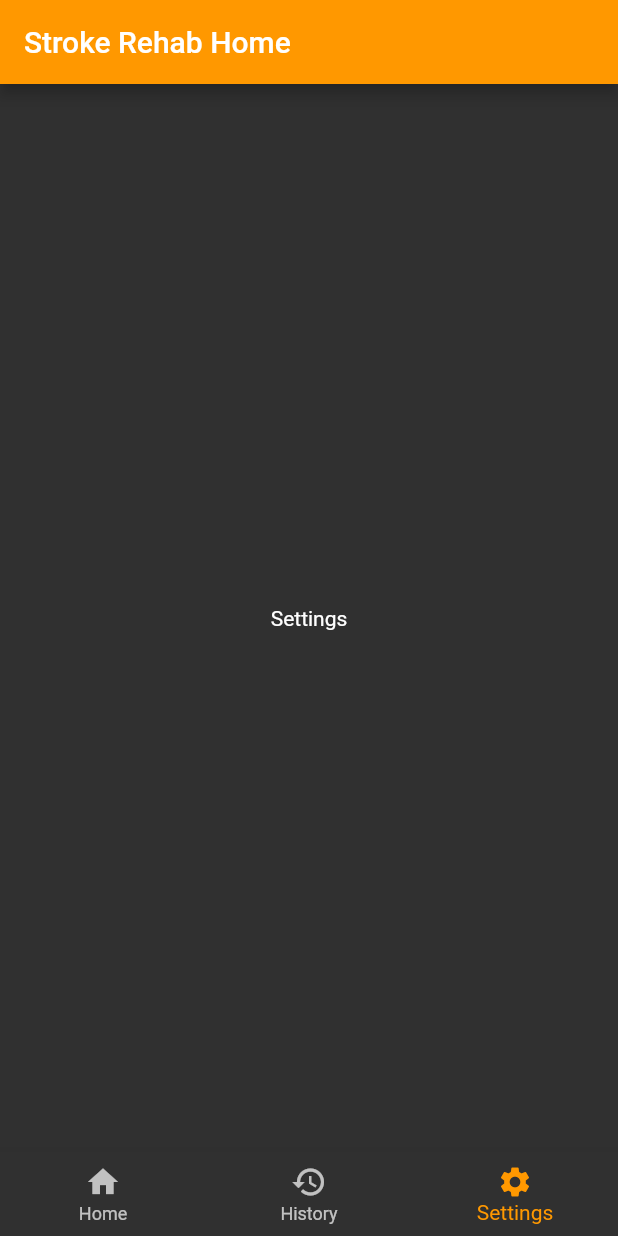
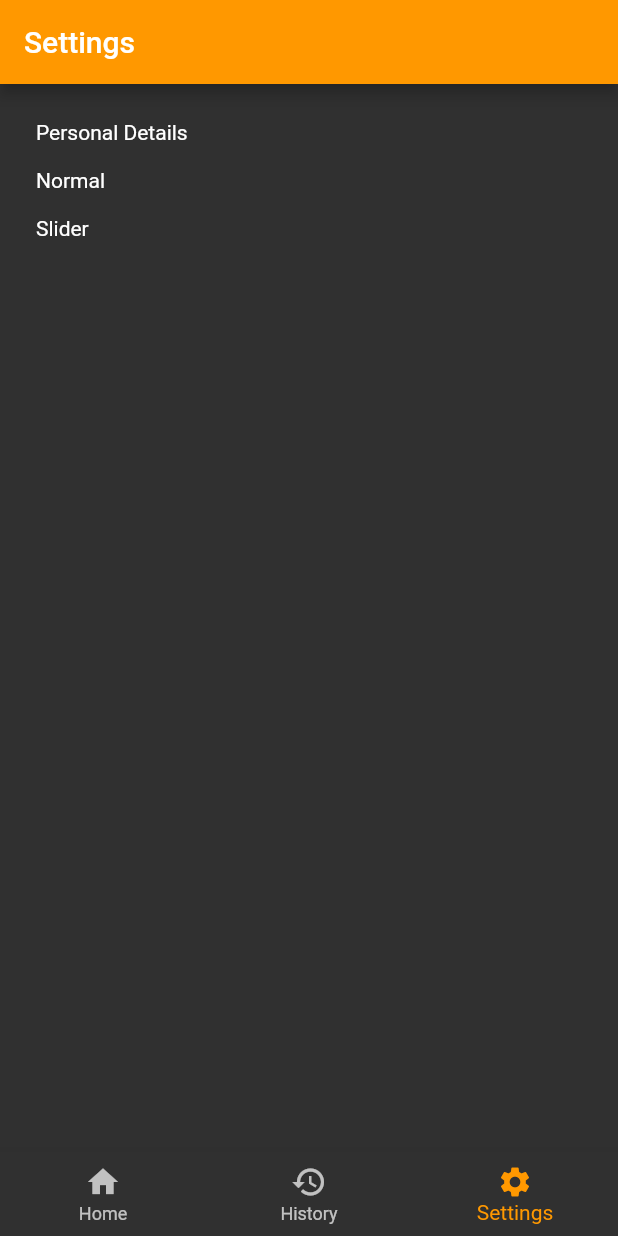
Before and after one commit to JohannesNicholas/stroke_rehab_flutter, a Flutter app: the screen it shows after launch, item 3 of the bottom bar chosen, on a phone screen of 412 x 824 dp. Run offline on Flutter 3.47's test engine with Material 2 defaults, Android fonts, the phone set to English and light mode, and no system bars.

Commit message:
Started settigns page!

```diff
--- /dev/null
+++ b/lib/SettingsPage.dart
@@ -0,0 +1,30 @@
+// ignore: file_names
+import 'package:flutter/material.dart';
+
+class SettingsPage extends StatelessWidget {
+  const SettingsPage({
+    Key? key,
+  }) : super(key: key);
+
+  @override
+  Widget build(BuildContext context) {
+    return Padding(
+      padding: const EdgeInsets.all(16.0),
+      child: Center(
+          child: ListView(
+        children: [
+          SettingsSection("Personal Details"),
+          SettingsSection("Normal"),
+          SettingsSection("Slider"),
+        ],
+      )),
+    );
+  }
+
+  Padding SettingsSection(String title) {
+    return Padding(
+      padding: const EdgeInsets.all(8.0),
+      child: Text(title),
+    );
+  }
+}
--- a/lib/main.dart
+++ b/lib/main.dart
@@ -1,4 +1,6 @@
 import 'package:flutter/material.dart';
+import 'package:stroke_rehab/SettingsPage.dart';
+import 'SettingsPage.dart';
 
 void main() {
   runApp(const MyApp());
@@ -13,7 +15,7 @@ class MyApp extends StatelessWidget {
     return MaterialApp(
       title: 'Stroke Rehab',
       theme: ThemeData.dark().copyWith(
-        colorScheme: const ColorScheme.light().copyWith(primary: Colors.orange),
+        colorScheme: ColorScheme.light().copyWith(primary: Colors.orange),
       ),
       home: const MyHomePage(title: 'Stroke Rehab Home'),
     );
@@ -46,7 +48,7 @@ class _MyHomePageState extends State<MyHomePage> {
   final tabs = [
     Center(child: Text('Home')),
     Center(child: Text('History')),
-    Center(child: Text('Settings')),
+    SettingsPage(),
   ];
 
   void _incrementCounter() {
@@ -72,12 +74,12 @@ class _MyHomePageState extends State<MyHomePage> {
       appBar: AppBar(
         // Here we take the value from the MyHomePage object that was created by
         // the App.build method, and use it to set our appbar title.
-        title: Text(widget.title),
+        title: Text(["Home", "History", "Settings"][_currentIndex]),
       ),
       body: tabs[_currentIndex],
       bottomNavigationBar: BottomNavigationBar(
         currentIndex: _currentIndex,
-        items: [
+        items: const [
           BottomNavigationBarItem(icon: Icon(Icons.home), label: "Home"),
           BottomNavigationBarItem(icon: Icon(Icons.history), label: "History"),
           BottomNavigationBarItem(
```
Also changed, not shown: pubspec.lock, 1 other file.
